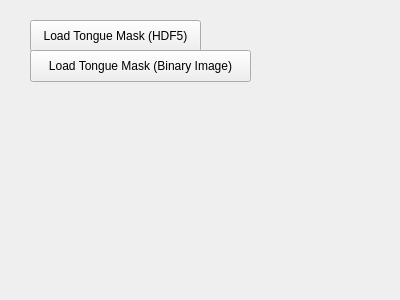
The window that src/WhiskerToolbox/Tongue_Widget/Tongue_Widget.ui (paulmthompson/WhiskerToolbox) describes before a commit, drawn with Qt 5.
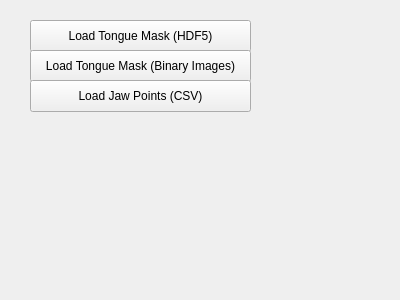
The same window after the commit.

Commit message: Add linear transform to image processing widget

Patch:
```diff
--- a/src/WhiskerToolbox/Tongue_Widget/Tongue_Widget.ui
+++ b/src/WhiskerToolbox/Tongue_Widget/Tongue_Widget.ui
@@ -18,7 +18,7 @@
     <rect>
      <x>30</x>
      <y>20</y>
-     <width>171</width>
+     <width>221</width>
      <height>32</height>
     </rect>
    </property>
@@ -36,7 +36,20 @@
     </rect>
    </property>
    <property name="text">
-    <string>Load Tongue Mask (Binary Image)</string>
+    <string>Load Tongue Mask (Binary Images)</string>
+   </property>
+  </widget>
+  <widget class="QPushButton" name="load_jaw_btn">
+   <property name="geometry">
+    <rect>
+     <x>30</x>
+     <y>80</y>
+     <width>221</width>
+     <height>32</height>
+    </rect>
+   </property>
+   <property name="text">
+    <string>Load Jaw Points (CSV)</string>
    </property>
   </widget>
  </widget>
```
The commit also changes 10 other files.
